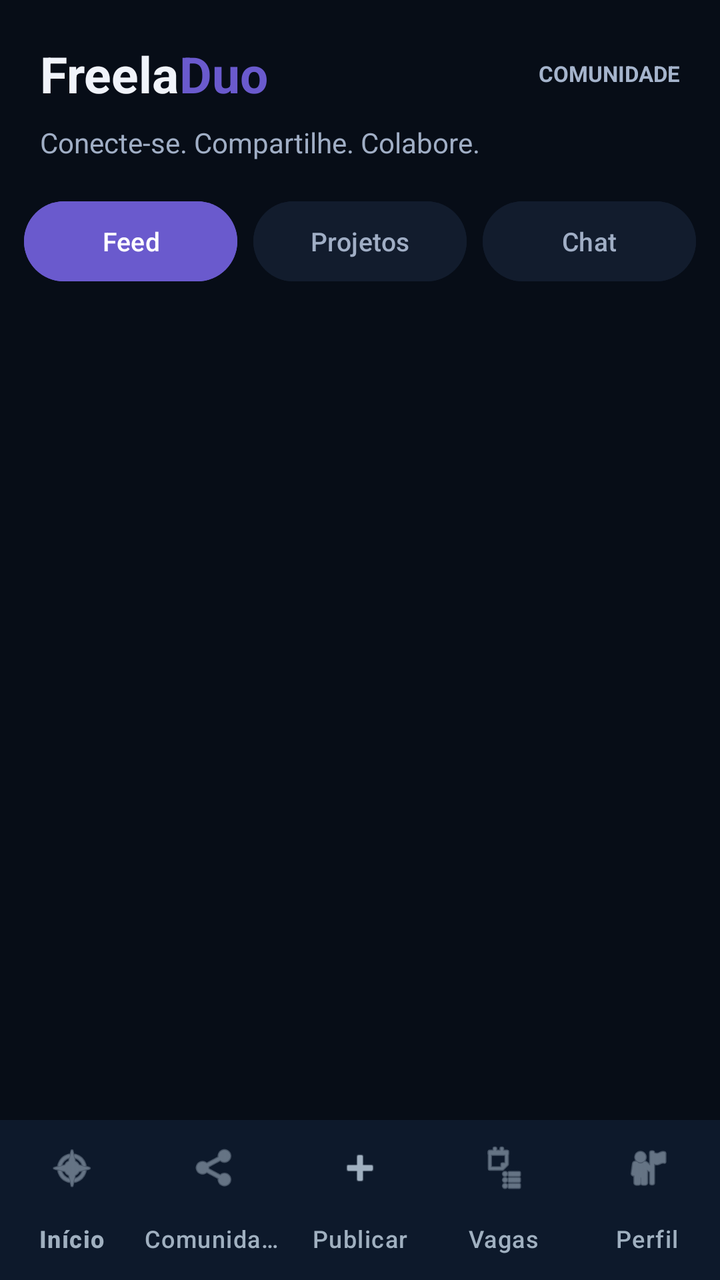
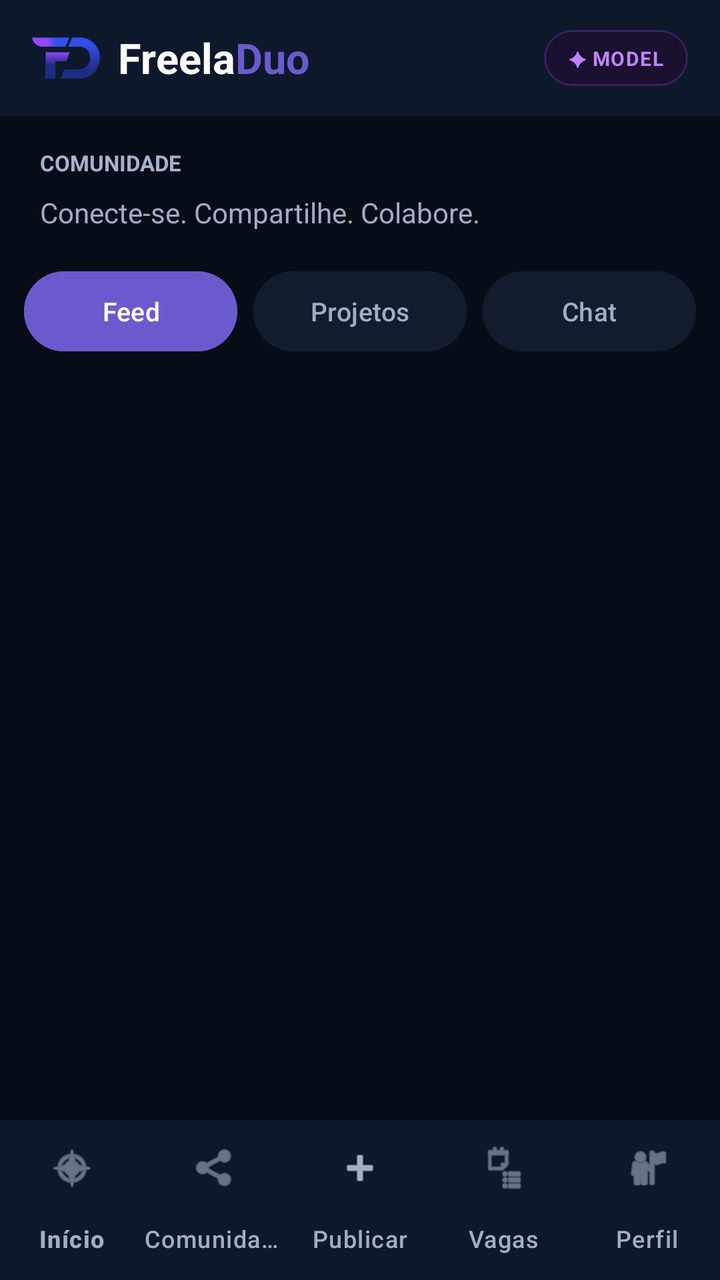

Compare the two renders of this Android layout. The source of the first and the diff that turns it into the second are given below.
<!-- AndroidManifest.xml: application theme Theme.MyApplication -->
<!-- res/layout/activity_comunidade.xml -->
<?xml version="1.0" encoding="utf-8"?>
<LinearLayout
    xmlns:android="http://schemas.android.com/apk/res/android"
    xmlns:app="http://schemas.android.com/apk/res-auto"
    android:layout_width="match_parent"
    android:layout_height="match_parent"
    android:orientation="vertical"
    android:background="#070D17">

    
    <LinearLayout
        android:layout_width="match_parent"
        android:layout_height="wrap_content"
        android:orientation="vertical"
        android:paddingStart="20dp"
        android:paddingEnd="20dp"
        android:paddingTop="20dp"
        android:paddingBottom="16dp">

        <LinearLayout
            android:layout_width="match_parent"
            android:layout_height="wrap_content"
            android:gravity="center_vertical"
            android:orientation="horizontal">

            <TextView
                android:layout_width="wrap_content"
                android:layout_height="wrap_content"
                android:text="Freela"
                android:textColor="#F0F3FA"
                android:textSize="25sp"
                android:textStyle="bold" />

            <TextView
                android:layout_width="wrap_content"
                android:layout_height="wrap_content"
                android:text="Duo"
                android:textColor="#6A5ACD"
                android:textSize="25sp"
                android:textStyle="bold" />

            <View
                android:layout_width="0dp"
                android:layout_height="1dp"
                android:layout_weight="1" />

            <TextView
                android:layout_width="wrap_content"
                android:layout_height="wrap_content"
                android:text="COMUNIDADE"
                android:textColor="#A5B4CC"
                android:textSize="11sp"
                android:textStyle="bold" />

        </LinearLayout>

        <TextView
            android:layout_width="match_parent"
            android:layout_height="wrap_content"
            android:layout_marginTop="8dp"
            android:text="Conecte-se. Compartilhe. Colabore."
            android:textColor="#A0AEC5"
            android:textSize="14sp" />

    </LinearLayout>

    
    <LinearLayout
        android:layout_width="match_parent"
        android:layout_height="wrap_content"
        android:orientation="horizontal"
        android:paddingStart="12dp"
        android:paddingEnd="12dp"
        android:paddingBottom="12dp">

        <Button
            android:id="@+id/btnFeed"
            android:layout_width="0dp"
            android:layout_height="48dp"
            android:layout_weight="1"
            android:layout_marginEnd="4dp"
            android:backgroundTint="#6A5ACD"
            android:minWidth="0dp"
            android:text="Feed"
            android:textAllCaps="false"
            android:textColor="#FFFFFF"
            android:textSize="13sp" />

        <Button
            android:id="@+id/btnProjetos"
            android:layout_width="0dp"
            android:layout_height="48dp"
            android:layout_weight="1"
            android:layout_marginStart="4dp"
            android:layout_marginEnd="4dp"
            android:backgroundTint="#121C2D"
            android:minWidth="0dp"
            android:text="Projetos"
            android:textAllCaps="false"
            android:textColor="#A0AEC5"
            android:textSize="13sp" />

        <Button
            android:id="@+id/btnChat"
            android:layout_width="0dp"
            android:layout_height="48dp"
            android:layout_weight="1"
            android:layout_marginStart="4dp"
            android:backgroundTint="#121C2D"
            android:minWidth="0dp"
            android:text="Chat"
            android:textAllCaps="false"
            android:textColor="#A0AEC5"
            android:textSize="13sp" />

    </LinearLayout>

    
    <FrameLayout
        android:id="@+id/areaConteudo"
        android:layout_width="match_parent"
        android:layout_height="0dp"
        android:layout_weight="1"
        android:background="#070D17" />

    
    <com.google.android.material.bottomnavigation.BottomNavigationView
        android:id="@+id/bottomNavigation"
        android:layout_width="match_parent"
        android:layout_height="wrap_content"
        android:background="#0D192B"
        app:itemIconTint="#A0B0C0"
        app:itemTextColor="#A0B0C0"
        app:labelVisibilityMode="labeled"
        app:menu="@menu/bottom_nav_menu" />

</LinearLayout>
<!-- resources referenced by this layout -->
<resources>
  <style name="Theme.MyApplication" parent="Base.Theme.MyApplication" />
  <style name="Base.Theme.MyApplication" parent="Theme.Material3.DayNight.NoActionBar">
          
          
      </style>
</resources>

<!-- the commit's change to res/layout/activity_comunidade.xml (unified diff, before → after) -->
@@ -7,6 +7,13 @@
     android:orientation="vertical"
     android:background="#070D17">
 
+
+    
+    <include
+        layout="@layout/view_header_freeladuo"
+        android:layout_width="match_parent"
+        android:layout_height="wrap_content" />
+
     
     <LinearLayout
         android:layout_width="match_parent"
@@ -14,45 +21,16 @@
         android:orientation="vertical"
         android:paddingStart="20dp"
         android:paddingEnd="20dp"
-        android:paddingTop="20dp"
+        android:paddingTop="16dp"
         android:paddingBottom="16dp">
 
-        <LinearLayout
-            android:layout_width="match_parent"
+        <TextView
+            android:layout_width="wrap_content"
             android:layout_height="wrap_content"
-            android:gravity="center_vertical"
-            android:orientation="horizontal">
-
-            <TextView
-                android:layout_width="wrap_content"
-                android:layout_height="wrap_content"
-                android:text="Freela"
-                android:textColor="#F0F3FA"
-                android:textSize="25sp"
-                android:textStyle="bold" />
-
-            <TextView
-                android:layout_width="wrap_content"
-                android:layout_height="wrap_content"
-                android:text="Duo"
-                android:textColor="#6A5ACD"
-                android:textSize="25sp"
-                android:textStyle="bold" />
-
-            <View
-                android:layout_width="0dp"
-                android:layout_height="1dp"
-                android:layout_weight="1" />
-
-            <TextView
-                android:layout_width="wrap_content"
-                android:layout_height="wrap_content"
-                android:text="COMUNIDADE"
-                android:textColor="#A5B4CC"
-                android:textSize="11sp"
-                android:textStyle="bold" />
-
-        </LinearLayout>
+            android:text="COMUNIDADE"
+            android:textColor="#A5B4CC"
+            android:textSize="11sp"
+            android:textStyle="bold" />
 
         <TextView
             android:layout_width="match_parent"
@@ -63,6 +41,7 @@
             android:textSize="14sp" />
 
     </LinearLayout>
+
 
     
     <LinearLayout
@@ -135,3 +114,73 @@
         app:menu="@menu/bottom_nav_menu" />
 
 </LinearLayout>
+<!-- res/layout/view_header_freeladuo.xml (included above) -->
+<?xml version="1.0" encoding="utf-8"?>
+<LinearLayout
+    xmlns:android="http://schemas.android.com/apk/res/android"
+    android:layout_width="match_parent"
+    android:layout_height="wrap_content"
+    android:orientation="horizontal"
+    android:gravity="center_vertical"
+    android:background="#0D192B"
+    android:paddingStart="16dp"
+    android:paddingEnd="16dp"
+    android:paddingTop="12dp"
+    android:paddingBottom="12dp">
+
+    <ImageView
+        android:layout_width="34dp"
+        android:layout_height="34dp"
+        android:src="@drawable/logo"
+        android:scaleType="fitCenter"
+        android:contentDescription="Logo FreelaDuo" />
+
+    <TextView
+        android:layout_width="wrap_content"
+        android:layout_height="wrap_content"
+        android:layout_marginStart="9dp"
+        android:text="Freela"
+        android:textColor="#FFFFFF"
+        android:textSize="21sp"
+        android:textStyle="bold" />
+
+    <TextView
+        android:id="@+id/txtLogoDuo"
+        android:layout_width="wrap_content"
+        android:layout_height="wrap_content"
+        android:text="Duo"
+        android:textColor="#6A5ACD"
+        android:textSize="21sp"
+        android:textStyle="bold" />
+
+    <View
+        android:layout_width="0dp"
+        android:layout_height="1dp"
+        android:layout_weight="1" />
+
+    <com.google.android.material.card.MaterialCardView
+        android:layout_width="wrap_content"
+        android:layout_height="wrap_content"
+        app:cardBackgroundColor="#1A102F"
+        app:cardCornerRadius="50dp"
+        app:cardElevation="0dp"
+        app:strokeColor="#3B2063"
+        app:strokeWidth="1dp"
+        xmlns:app="http://schemas.android.com/apk/res-auto">
+
+        <TextView
+            android:layout_width="wrap_content"
+            android:layout_height="wrap_content"
+            android:text="✦ MODEL"
+            android:textColor="#C084FC"
+            android:textSize="10sp"
+            android:textStyle="bold"
+            android:letterSpacing="0.05"
+            android:paddingStart="12dp"
+            android:paddingEnd="12dp"
+            android:paddingTop="7dp"
+            android:paddingBottom="7dp" />
+
+    </com.google.android.material.card.MaterialCardView>
+
+</LinearLayout>
<!-- resource entries referenced after the edit -->
@@ -1,5 +1,6 @@
 <!-- resources referenced by this layout -->
 <resources>
+  <!-- drawable logo: png bitmap (drawable, 67290 bytes) -->
   <style name="Theme.MyApplication" parent="Base.Theme.MyApplication" />
   <style name="Base.Theme.MyApplication" parent="Theme.Material3.DayNight.NoActionBar">
           
